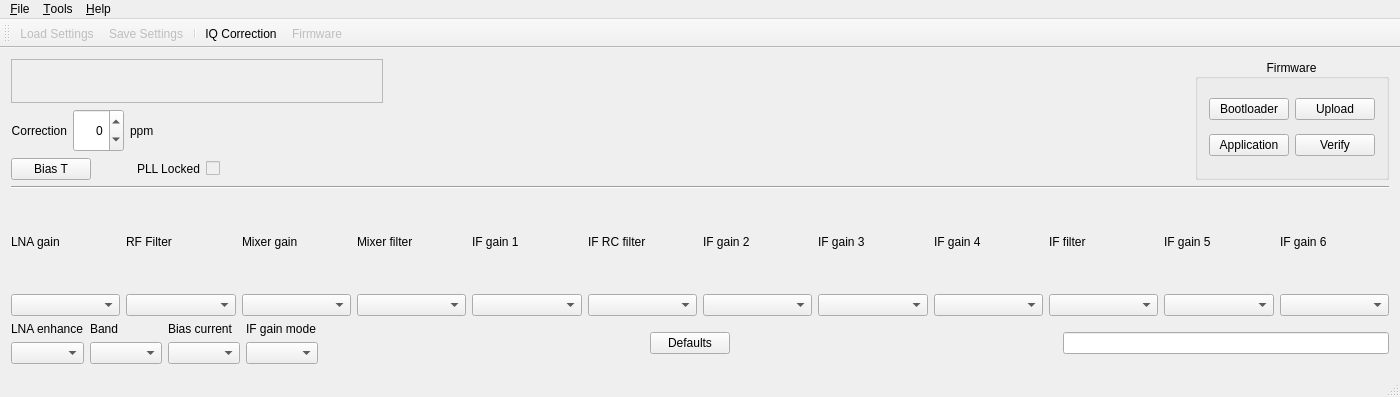
Qt form mainwindow.ui (csete/qthid) before a commit.
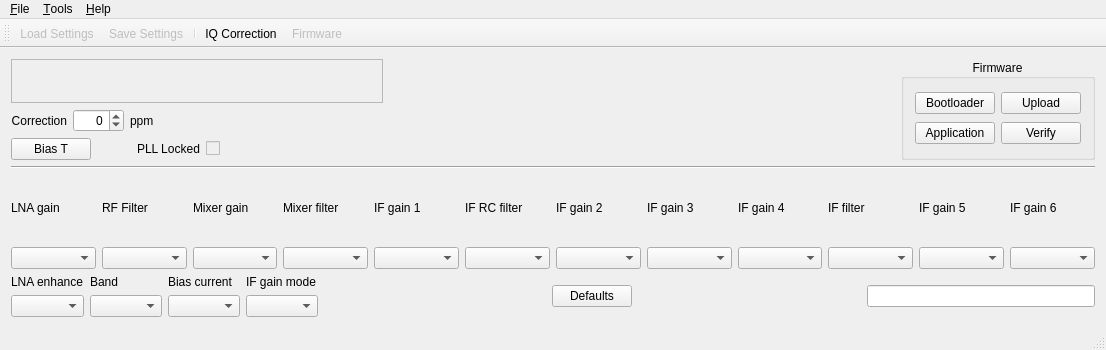
The same form after that commit. Icons and pictures are not drawn. Custom widgets are drawn as their Qt base class.

Commit message: Issue #8: Remove status tip from widgets. Disable toolbar text.

Diff of the .ui file:
```diff
--- a/mainwindow.ui
+++ b/mainwindow.ui
@@ -6,8 +6,8 @@
    <rect>
     <x>0</x>
     <y>0</y>
-    <width>1400</width>
-    <height>397</height>
+    <width>1106</width>
+    <height>350</height>
    </rect>
   </property>
   <property name="windowTitle">
@@ -590,8 +590,8 @@
     <rect>
      <x>0</x>
      <y>0</y>
-     <width>1400</width>
-     <height>22</height>
+     <width>1106</width>
+     <height>25</height>
     </rect>
    </property>
    <widget class="QMenu" name="menuFile">
@@ -625,7 +625,7 @@
   </widget>
   <widget class="QToolBar" name="mainToolBar">
    <property name="toolButtonStyle">
-    <enum>Qt::ToolButtonFollowStyle</enum>
+    <enum>Qt::ToolButtonIconOnly</enum>
    </property>
    <attribute name="toolBarArea">
     <enum>TopToolBarArea</enum>
```
Left out of the diff: 24 changed lines with no effect on the pictures.
